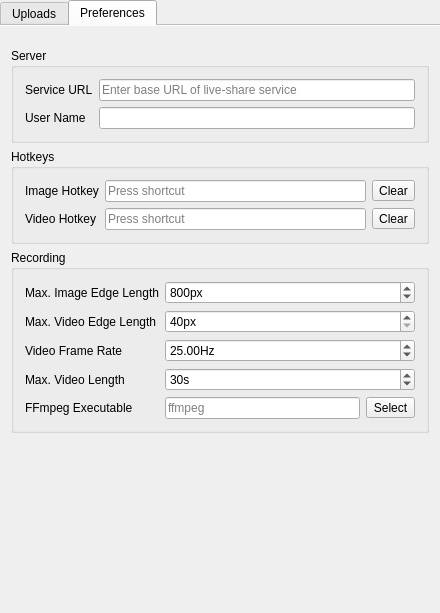
henry4k/live-share-client, file MainWindow.ui: the form before one commit.
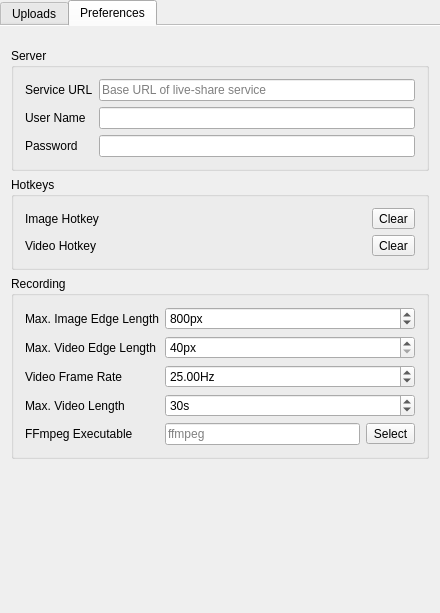
The form after the commit. The open tabs and pages were chosen to show the change. Icons and pictures are not drawn. Custom widgets are drawn as their Qt base class.

Commit message: Implemented password UI and completed authentication part.

```diff
--- a/MainWindow.ui
+++ b/MainWindow.ui
@@ -100,7 +100,7 @@
              <x>0</x>
              <y>0</y>
              <width>428</width>
-             <height>510</height>
+             <height>537</height>
             </rect>
            </property>
            <property name="sizePolicy">
@@ -132,7 +132,7 @@
                <item row="0" column="1">
                 <widget class="QLineEdit" name="urlLineEdit">
                  <property name="placeholderText">
-                  <string>Enter base URL of live-share service</string>
+                  <string>Base URL of live-share service</string>
                  </property>
                 </widget>
                </item>
@@ -146,6 +146,20 @@
                <item row="1" column="1">
                 <widget class="QLineEdit" name="userNameLineEdit"/>
                </item>
+               <item row="2" column="0">
+                <widget class="QLabel" name="label">
+                 <property name="text">
+                  <string>Password</string>
+                 </property>
+                </widget>
+               </item>
+               <item row="2" column="1">
+                <widget class="QLineEdit" name="passwordLineEdit">
+                 <property name="echoMode">
+                  <enum>QLineEdit::Password</enum>
+                 </property>
+                </widget>
+               </item>
               </layout>
              </widget>
             </item>
@@ -165,7 +179,7 @@
                <item row="0" column="1">
                 <layout class="QHBoxLayout" name="horizontalLayout_3">
                  <item>
-                  <widget class="KeySequence_Widget" name="imageKeySequenceEdit"/>
+                  <widget class="KeySequence_Widget" name="imageKeySequenceEdit" native="true"/>
                  </item>
                  <item>
                   <widget class="QToolButton" name="imageHotkeyResetButton">
@@ -193,7 +207,7 @@
                <item row="1" column="1">
                 <layout class="QHBoxLayout" name="horizontalLayout">
                  <item>
-                  <widget class="KeySequence_Widget" name="videoKeySequenceEdit"/>
+                  <widget class="KeySequence_Widget" name="videoKeySequenceEdit" native="true"/>
                  </item>
                  <item>
                   <widget class="QToolButton" name="videoHotkeyResetButton">
@@ -372,16 +386,16 @@
  </widget>
  <layoutdefault spacing="6" margin="11"/>
  <customwidgets>
-  <customwidget>
-   <class>KeySequence_Widget</class>
-   <extends>QKeySequenceEdit</extends>
-   <header>keysequence_widget.h</header>
-  </customwidget>
   <customwidget>
    <class>UploadQueueWidget</class>
    <extends>QTableWidget</extends>
    <header>UploadQueueWidget.h</header>
   </customwidget>
+  <customwidget>
+   <class>KeySequence_Widget</class>
+   <extends>QWidget</extends>
+   <header>keysequence_widget.h</header>
+  </customwidget>
  </customwidgets>
  <resources/>
  <connections/>
```
Left out of the diff: 32 changed lines with no effect on the pictures. The commit also changes 4 other files.
